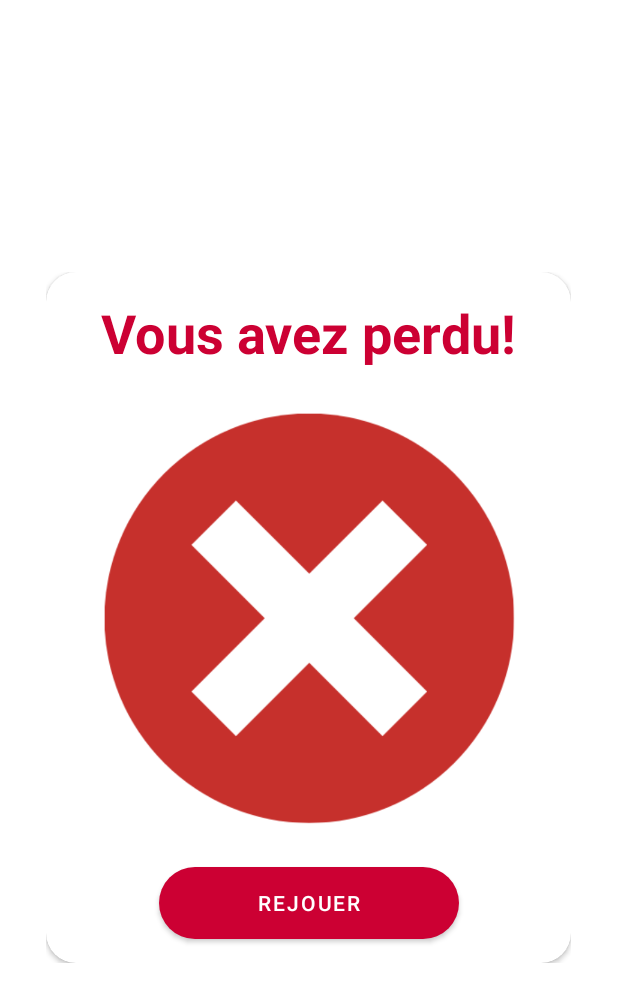
After one commit to DorineFontaine/Jeux_Le_Pendu_Android_Studio, an Android app: the layout defaite_layout_dialog.xml on its own in the app's theme, with its tools: preview values and no code run, on a phone screen of 412 x 824 dp. The commit adds this screen. Shown: the top 1002 px of the screen. Run offline under Robolectric (Android 15) with nearby library versions, the phone set to English and light mode, and no system bars.

Commit message:
25 mars 2021

```diff
--- /dev/null
+++ b/app/src/main/res/drawable/btn_bg_defaite.xml
@@ -0,0 +1,9 @@
+<?xml version="1.0" encoding="utf-8"?>
+<selector xmlns:android="http://schemas.android.com/apk/res/android">
+    <item>
+        <shape>
+            <solid android:color="@color/colorRed"/>
+            <corners android:radius="45dp"/>
+        </shape>
+    </item>
+</selector>
--- /dev/null
+++ b/app/src/main/res/layout/defaite_layout_dialog.xml
@@ -0,0 +1,62 @@
+<?xml version="1.0" encoding="utf-8"?>
+<androidx.constraintlayout.widget.ConstraintLayout xmlns:android="http://schemas.android.com/apk/res/android"
+    xmlns:app="http://schemas.android.com/apk/res-auto"
+    xmlns:tools="http://schemas.android.com/tools"
+    android:layout_width="350dp"
+    android:layout_height="wrap_content"
+    android:layout_gravity="center">
+
+    <androidx.cardview.widget.CardView
+        android:layout_width="match_parent"
+        android:layout_height="match_parent"
+        app:cardCornerRadius="20dp">
+
+        <androidx.constraintlayout.widget.ConstraintLayout
+            android:layout_width="match_parent"
+            android:layout_height="match_parent">
+
+            <TextView
+                android:id="@+id/textView"
+                android:layout_width="wrap_content"
+                android:layout_height="wrap_content"
+                android:layout_marginTop="16dp"
+                android:text="Vous avez perdu!"
+                android:textColor="@color/colorRed"
+                android:textSize="36sp"
+                android:textStyle="bold"
+                app:layout_constraintEnd_toEndOf="parent"
+                app:layout_constraintStart_toStartOf="parent"
+                app:layout_constraintTop_toTopOf="parent" />
+
+
+
+            <ImageView
+                android:id="@+id/imageView"
+                android:layout_width="300dp"
+                android:layout_height="300dp"
+                android:layout_marginTop="16dp"
+                app:layout_constraintEnd_toEndOf="parent"
+                app:layout_constraintStart_toStartOf="parent"
+                app:layout_constraintTop_toBottomOf="@+id/textView"
+                app:srcCompat="@drawable/defaite" />
+
+            <Button
+                android:id="@+id/btn_rejouer"
+                android:layout_width="200dp"
+                android:layout_height="wrap_content"
+                android:layout_marginTop="16dp"
+                android:layout_marginBottom="16dp"
+                android:background="@drawable/btn_bg_defaite"
+                android:text="@string/rejouer"
+                android:textAllCaps="false"
+                android:textColor="@color/cardview_light_background"
+                app:backgroundTint="@color/colorRed"
+                app:layout_constraintBottom_toBottomOf="parent"
+                app:layout_constraintEnd_toEndOf="parent"
+                app:layout_constraintStart_toStartOf="parent"
+                app:layout_constraintTop_toBottomOf="@+id/imageView" />
+
+        </androidx.constraintlayout.widget.ConstraintLayout>
+
+    </androidx.cardview.widget.CardView>
+</androidx.constraintlayout.widget.ConstraintLayout>
--- a/app/src/main/res/values/colors.xml
+++ b/app/src/main/res/values/colors.xml
@@ -1,11 +1,15 @@
 <?xml version="1.0" encoding="utf-8"?>
 <resources>
     <color name="purple_200">#FFBB86FC</color>
-    <color name="purple_500">#FF6200EE</color>
+    <color name="purple_500">#072A42</color>
     <color name="purple_700">#FF3700B3</color>
     <color name="teal_200">#FF03DAC5</color>
     <color name="teal_700">#FF018786</color>
     <color name="black">#FF000000</color>
     <color name="white">#FFFFFFFF</color>
     <color name="color_clavier">#072A42</color>
+    <color name="colorYello">#FFC107</color>
+    <color name="colorRed">#CC0033</color>
+
+
 </resources>
--- a/app/src/main/res/values/strings.xml
+++ b/app/src/main/res/values/strings.xml
@@ -1,3 +1,4 @@
 <resources>
-    <string name="app_name">LePendu_38007562</string>
+    <string name="app_name">LePendu</string>
+    <string name="rejouer">REJOUER</string>
 </resources>
```
Also changed, not shown: app/src/main/java/com/example/lependu_38007562/MainActivity.java (+189 -1 lines), app/src/main/res/drawable/btn_bg.xml (added, +9 -0 lines), app/src/main/res/layout/activity_main.xml (+64 -52 lines), app/src/main/res/layout/textview.xml (added, +9 -0 lines), app/src/main/res/layout/victoire_layout_dialog.xml (added, +62 -0 lines).
